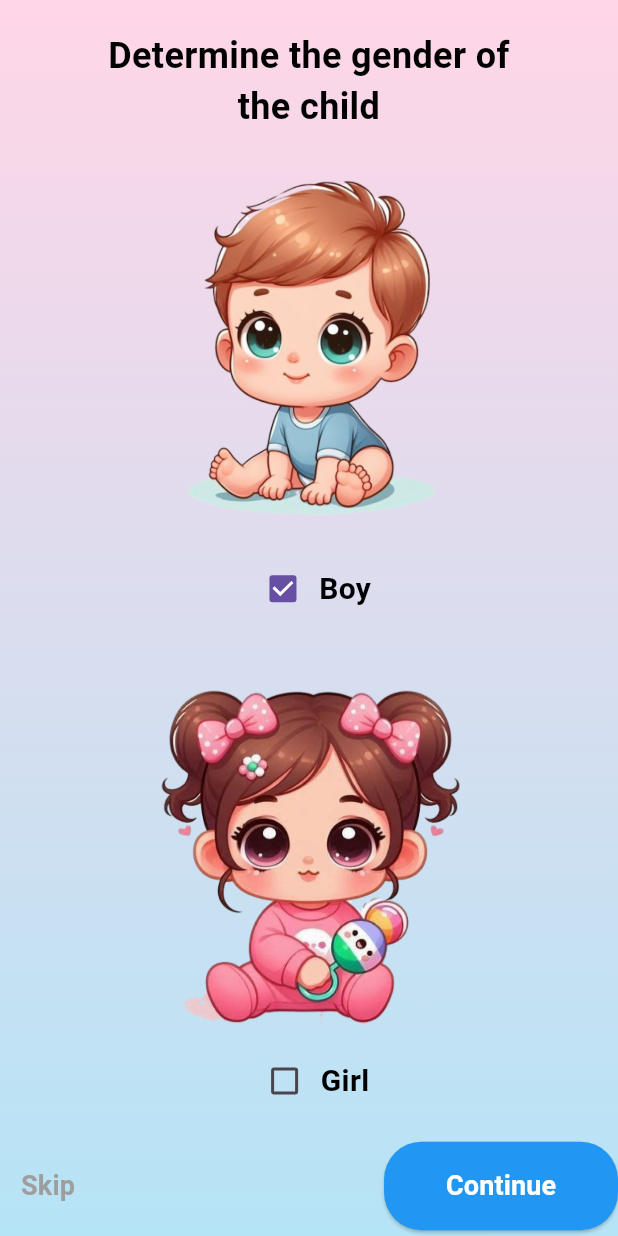
After one commit to CtrlAbdoo/maternity_app, a Flutter app: the Q2 screen opened directly, after a tap on "Boy", on a phone screen of 412 x 824 dp. The commit adds this screen. Run offline on Flutter 3.47's test engine with Material 3 defaults, Android fonts, the phone set to English and light mode, and no system bars; our stand-ins replace google_fonts; Roboto replaces fonts that are missing (Inria Serif).

Commit message:
+ second Q Screen

```diff
--- a/lib/presentation/Questions/q1.dart
+++ b/lib/presentation/Questions/q1.dart
@@ -1,5 +1,6 @@
 import 'package:flutter/material.dart';
 import 'package:google_fonts/google_fonts.dart';
+import 'package:maternity_app/presentation/Questions/q2.dart';
 
 class Q1 extends StatefulWidget {
   @override
@@ -19,14 +20,22 @@ class _Q1State extends State<Q1> {
       context: context,
       builder: (context) => AlertDialog(
         title: const Text("Child history"),
-        content: Text("The selected date of birth is: ${selectedDate.year}-${selectedDate.month}-${selectedDate.day}"),
+        content: Text(
+            "The selected date of birth is: ${selectedDate.year}-${selectedDate.month}-${selectedDate.day}"),
         actions: [
           TextButton(
             onPressed: () => Navigator.of(context).pop(),
             child: const Text("Change"),
           ),
           TextButton(
-            onPressed: () => Navigator.of(context).pop(),
+            onPressed: () {
+              Navigator.push(
+                context,
+                MaterialPageRoute(
+                  builder: (context) => Q2(),
+                ),
+              );
+            },
             child: const Text("Sure"),
           ),
         ],
@@ -87,8 +96,8 @@ class _Q1State extends State<Q1> {
                   });
                 },
                 style: ElevatedButton.styleFrom(
-                  backgroundColor: Color(0xFF965391).withOpacity(
-                      isYesSelected ? 1.0 : 0.59),
+                  backgroundColor:
+                      Color(0xFF965391).withOpacity(isYesSelected ? 1.0 : 0.59),
                   shape: RoundedRectangleBorder(
                     borderRadius: BorderRadius.circular(25),
                   ),
@@ -116,8 +125,8 @@ class _Q1State extends State<Q1> {
                 });
               },
               style: ElevatedButton.styleFrom(
-                backgroundColor: Color(0xFF965391).withOpacity(
-                    isNoSelected ? 1.0 : 0.59),
+                backgroundColor:
+                    Color(0xFF965391).withOpacity(isNoSelected ? 1.0 : 0.59),
                 shape: RoundedRectangleBorder(
                   borderRadius: BorderRadius.circular(25),
                 ),
@@ -166,7 +175,7 @@ class _Q1State extends State<Q1> {
                             },
                             children: List.generate(
                               100,
-                                  (index) => Center(
+                              (index) => Center(
                                 child: Text(
                                   "${DateTime.now().year - index}",
                                   style: GoogleFonts.inriaSerif(
@@ -191,7 +200,7 @@ class _Q1State extends State<Q1> {
                             },
                             children: List.generate(
                               12,
-                                  (index) => Center(
+                              (index) => Center(
                                 child: Text(
                                   "${index + 1}",
                                   style: GoogleFonts.inriaSerif(
@@ -216,7 +225,7 @@ class _Q1State extends State<Q1> {
                             },
                             children: List.generate(
                               31,
-                                  (index) => Center(
+                              (index) => Center(
                                 child: Text(
                                   "${index + 1}",
                                   style: GoogleFonts.inriaSerif(
--- /dev/null
+++ b/lib/presentation/Questions/q2.dart
@@ -0,0 +1,183 @@
+import 'package:flutter/material.dart';
+import 'package:google_fonts/google_fonts.dart';
+
+class Q2 extends StatefulWidget {
+  @override
+  _Q2State createState() => _Q2State();
+}
+
+class _Q2State extends State<Q2> {
+  bool isBoySelected = false;
+  bool isGirlSelected = false;
+
+  void _onGenderSelected(String gender) {
+    setState(() {
+      if (gender == "Boy") {
+        isBoySelected = true;
+        isGirlSelected = false;
+      } else {
+        isBoySelected = false;
+        isGirlSelected = true;
+      }
+    });
+  }
+
+  @override
+  Widget build(BuildContext context) {
+    final screenHeight = MediaQuery.of(context).size.height;
+    final screenWidth = MediaQuery.of(context).size.width;
+
+    return Scaffold(
+      body: Container(
+        width: screenWidth,
+        height: screenHeight,
+        decoration: const BoxDecoration(
+          gradient: LinearGradient(
+            colors: [Color(0xFFFFD6E7), Color(0xFFB5E4F6)],
+            begin: Alignment.topCenter,
+            end: Alignment.bottomCenter,
+          ),
+        ),
+        child: Column(
+          mainAxisAlignment: MainAxisAlignment.center,
+          children: [
+            SizedBox(height: screenHeight * 0.02),
+            // Title
+            Text(
+              "Determine the gender of\nthe child",
+              style: GoogleFonts.inriaSerif(
+                fontSize: 24,
+                fontWeight: FontWeight.bold,
+                color: Colors.black,
+              ),
+              textAlign: TextAlign.center,
+            ),
+
+            SizedBox(height: screenHeight * 0.01),
+
+            // Boy Option
+            GestureDetector(
+              onTap: () => _onGenderSelected("Boy"),
+              child: Column(
+                children: [
+                  Container(
+                    height: screenHeight * 0.33,
+                    decoration: const BoxDecoration(
+                      image: DecorationImage(
+                        image: AssetImage('assets/images/boy_image.png'), // Replace with actual image path
+                        fit: BoxFit.contain,
+                      ),
+                    ),
+                  ),
+                  Row(
+                    mainAxisAlignment: MainAxisAlignment.center,
+                    children: [
+                      Checkbox(
+                        value: isBoySelected,
+                        onChanged: (value) => _onGenderSelected("Boy"),
+                      ),
+                      Text(
+                        "Boy",
+                        style: GoogleFonts.inriaSerif(
+                          fontSize: 20,
+                          fontWeight: FontWeight.bold,
+                          color: Colors.black,
+                        ),
+                      ),
+                    ],
+                  ),
+                ],
+              ),
+            ),
+
+            SizedBox(height: screenHeight * 0.03),
+
+            // Girl Option
+            GestureDetector(
+              onTap: () => _onGenderSelected("Girl"),
+              child: Column(
+                children: [
+                  Container(
+                    height: screenHeight * 0.31,
+                    decoration: const BoxDecoration(
+                      image: DecorationImage(
+                        image: AssetImage('assets/images/girl_image.png'), // Replace with actual image path
+                        fit: BoxFit.contain,
+                      ),
+                    ),
+                  ),
+                  Row(
+                    mainAxisAlignment: MainAxisAlignment.center,
+                    children: [
+                      Checkbox(
+                        value: isGirlSelected,
+                        onChanged: (value) => _onGenderSelected("Girl"),
+                      ),
+                      Text(
+                        "Girl",
+                        style: GoogleFonts.inriaSerif(
+                          fontSize: 20,
+                          fontWeight: FontWeight.bold,
+                          color: Colors.black,
+                        ),
+                      ),
+                    ],
+                  ),
+                ],
+              ),
+            ),
+
+            SizedBox(height: screenHeight * 0.02),
+
+            // Skip and Continue Buttons
+            Row(
+              mainAxisAlignment: MainAxisAlignment.spaceBetween,
+              children: [
+                TextButton(
+                  onPressed: () {},
+                  child: Text(
+                    "Skip",
+                    style: GoogleFonts.inriaSerif(
+                      fontSize: 18,
+                      fontWeight: FontWeight.bold,
+                      color: Colors.grey,
+                    ),
+                  ),
+                ),
+                ElevatedButton(
+                  onPressed: () {
+                    if (isBoySelected || isGirlSelected) {
+                      // Proceed to the next action
+                    } else {
+                      ScaffoldMessenger.of(context).showSnackBar(
+                        SnackBar(content: Text("Please select a gender first.")),
+                      );
+                    }
+                  },
+                  style: ElevatedButton.styleFrom(
+                    backgroundColor: Colors.blue,
+                    shape: RoundedRectangleBorder(
+                      borderRadius: BorderRadius.circular(25),
+                    ),
+                    padding: EdgeInsets.symmetric(
+                      vertical: screenHeight * 0.02,
+                      horizontal: screenWidth * 0.1,
+                    ),
+                  ),
+                  child: Text(
+                    "Continue",
+                    style: GoogleFonts.inriaSerif(
+                      fontSize: 18,
+                      fontWeight: FontWeight.bold,
+                      color: Colors.white,
+                    ),
+                  ),
+                ),
+              ],
+            ),
+          ],
+        ),
+      ),
+    );
+  }
+}
```
Also changed, not shown: assets/images/boy_image.png (added), assets/images/girl_image.png (added).
